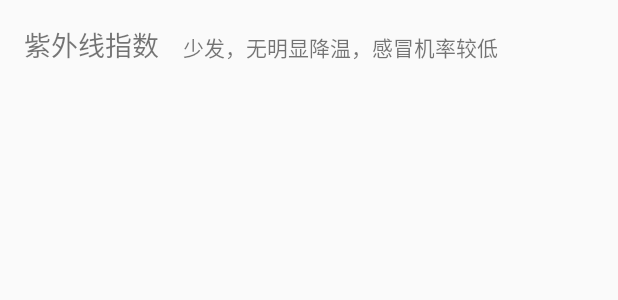
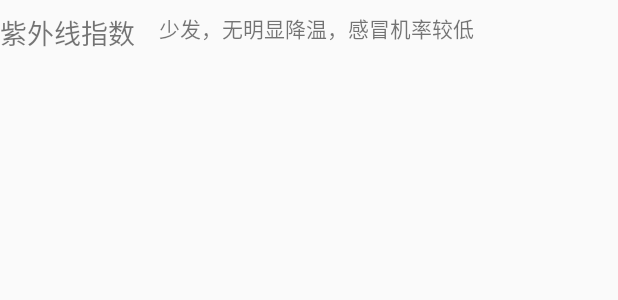
Before and after one commit to Cieo/AndroidStudioProjects, an Android app: the layout tip_item.xml on its own in the app's theme, with its tools: preview values and no code run, on a phone screen of 412 x 824 dp. Shown: the top 300 px of the screen. Run offline under Robolectric (Android 15) with nearby library versions, the phone set to English and light mode, and no system bars.

Commit message:
basic done, lack recyclerview

```diff
--- a/AppDevelopmentLab9/app/src/main/res/layout/activity_main.xml
+++ b/AppDevelopmentLab9/app/src/main/res/layout/activity_main.xml
@@ -56,6 +56,7 @@
             android:layout_height="wrap_content" />
     </LinearLayout>
     <RelativeLayout
+        android:layout_marginBottom="16dp"
         android:layout_width="match_parent"
         android:layout_height="wrap_content">
         <TextView
--- a/AppDevelopmentLab9/app/src/main/res/layout/tip_item.xml
+++ b/AppDevelopmentLab9/app/src/main/res/layout/tip_item.xml
@@ -1,20 +1,23 @@
 <?xml version="1.0" encoding="utf-8"?>
 <LinearLayout xmlns:android="http://schemas.android.com/apk/res/android"
-    android:padding="16dp"
     android:layout_width="match_parent"
-    android:layout_height="wrap_content"
+    android:layout_height="match_parent"
+    android:paddingBottom="8dp"
+    android:paddingTop="8dp"
     android:orientation="horizontal">
 
     <TextView
+        android:layout_gravity="top"
         android:id="@+id/title"
         android:textSize="18sp"
         android:layout_width="wrap_content"
-        android:layout_height="wrap_content"
+        android:layout_height="match_parent"
         android:text="紫外线指数" />
     <TextView
+        android:layout_gravity="top"
         android:id="@+id/detail"
         android:layout_marginStart="16dp"
         android:text="少发，无明显降温，感冒机率较低"
         android:layout_width="wrap_content"
-        android:layout_height="wrap_content" />
+        android:layout_height="match_parent" />
 </LinearLayout>
```
Also changed, not shown: AppDevelopmentLab9/app/src/main/java/com/example/cieo233/appdevelopmentlab9/MainActivity.java (+69 -21 lines), AppDevelopmentLab9/app/src/main/java/com/example/cieo233/appdevelopmentlab9/TipsAdapter.java (added, +76 -0 lines).
